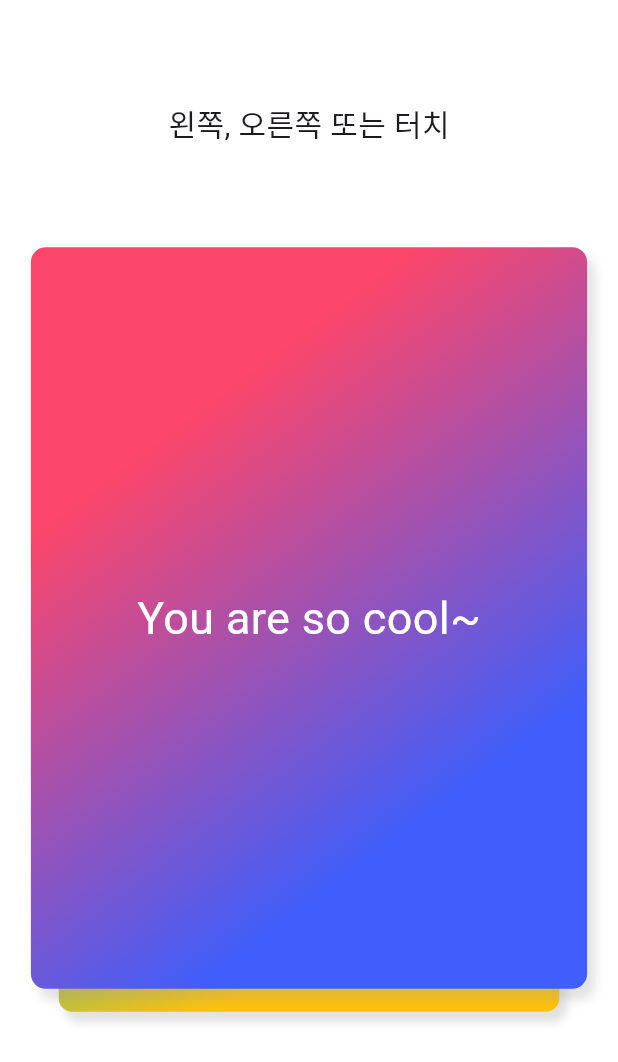
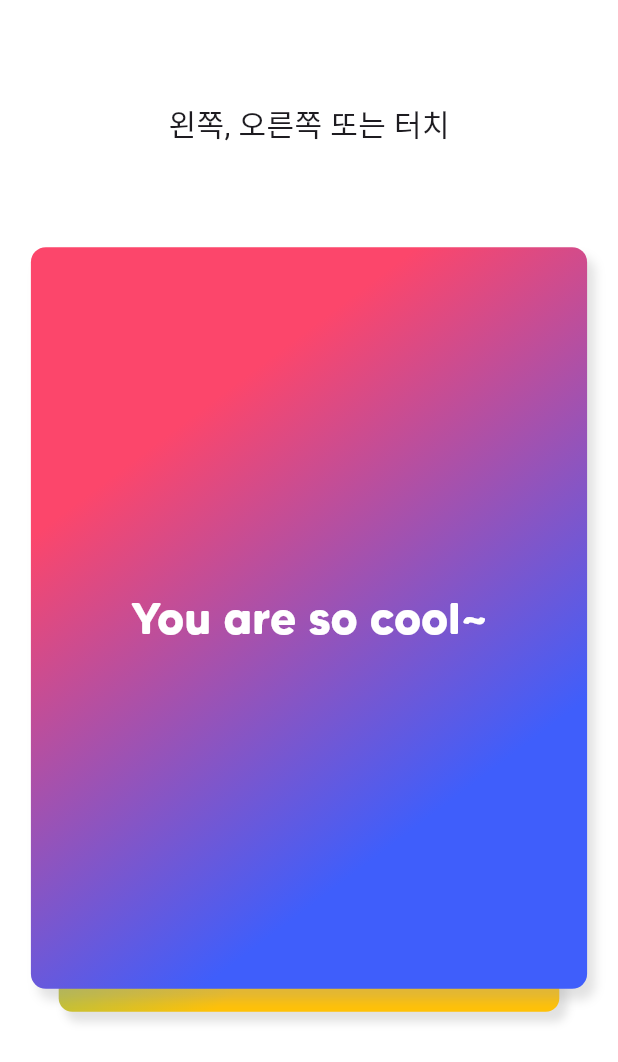
Before and after one commit to TaeBbong/qwer-english, a Flutter app: the screen it shows after launch, after a tap on "너 정말 멋있다~", on a phone screen of 412 x 824 dp. Shown: the top 1062 px of the screen. Run offline on Flutter 3.47's test engine with Material 3 defaults, Android fonts, the phone set to English and light mode, and no system bars; drawn by our look-alikes of appinio_swiper, flip_card; our stand-ins replace get; Roboto replaces fonts that are missing (NanumGothicBold).

Commit message:
chore: Add Fonts

```diff
--- a/lib/views/widgets/card.dart
+++ b/lib/views/widgets/card.dart
@@ -13,16 +13,12 @@ class CustomCard extends StatelessWidget {
   int index;
   CardStatus status;
 
-  CustomCard({required this.index, required this.status});
+  CustomCard({super.key, required this.index, required this.status});
 
   @override
   Widget build(BuildContext context) {
     return Container(
       alignment: Alignment.center,
-      child: Text(
-        this.status == CardStatus.front ? front : back,
-        style: TextStyle(fontSize: 30, color: Colors.white),
-      ),
       decoration: BoxDecoration(
         boxShadow: [
           BoxShadow(
@@ -36,6 +32,20 @@ class CustomCard extends StatelessWidget {
         borderRadius: BorderRadius.circular(10),
         gradient: Gradients.sets[index],
       ),
+      child: Text(
+        status == CardStatus.front ? front : back,
+        style: status == CardStatus.front
+            ? const TextStyle(
+                fontSize: 30,
+                color: Colors.white,
+                fontFamily: 'NanumGothicBold',
+              )
+            : const TextStyle(
+                fontSize: 30,
+                color: Colors.white,
+                fontFamily: 'TommySoftBold',
+              ),
+      ),
     );
   }
 }
```
Also changed, not shown: pubspec.yaml (+15 -0 lines), assets/fonts/Tommy-Soft-Bold.otf (added), assets/fonts/Tommy-Soft-Regular.otf (added), 2 other files.
